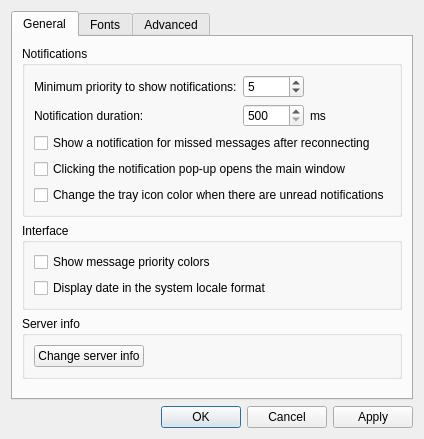
seird/gotify-tray, file gotify_tray/gui/designs/widget_settings.ui: the form before one commit.
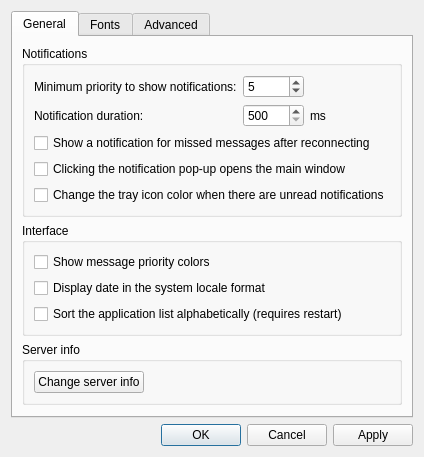
The form after the commit.

Commit message: Merge branch 'application-order'

```diff
--- a/gotify_tray/gui/designs/widget_settings.ui
+++ b/gotify_tray/gui/designs/widget_settings.ui
@@ -7,7 +7,7 @@
     <x>0</x>
     <y>0</y>
     <width>415</width>
-    <height>426</height>
+    <height>446</height>
    </rect>
   </property>
   <property name="windowTitle">
@@ -148,6 +148,13 @@
             </property>
            </widget>
           </item>
+          <item>
+           <widget class="QCheckBox" name="cb_sort_applications">
+            <property name="text">
+             <string>Sort the application list alphabetically (requires restart)</string>
+            </property>
+           </widget>
+          </item>
          </layout>
         </widget>
        </item>
```
The commit also changes 7 other files.
